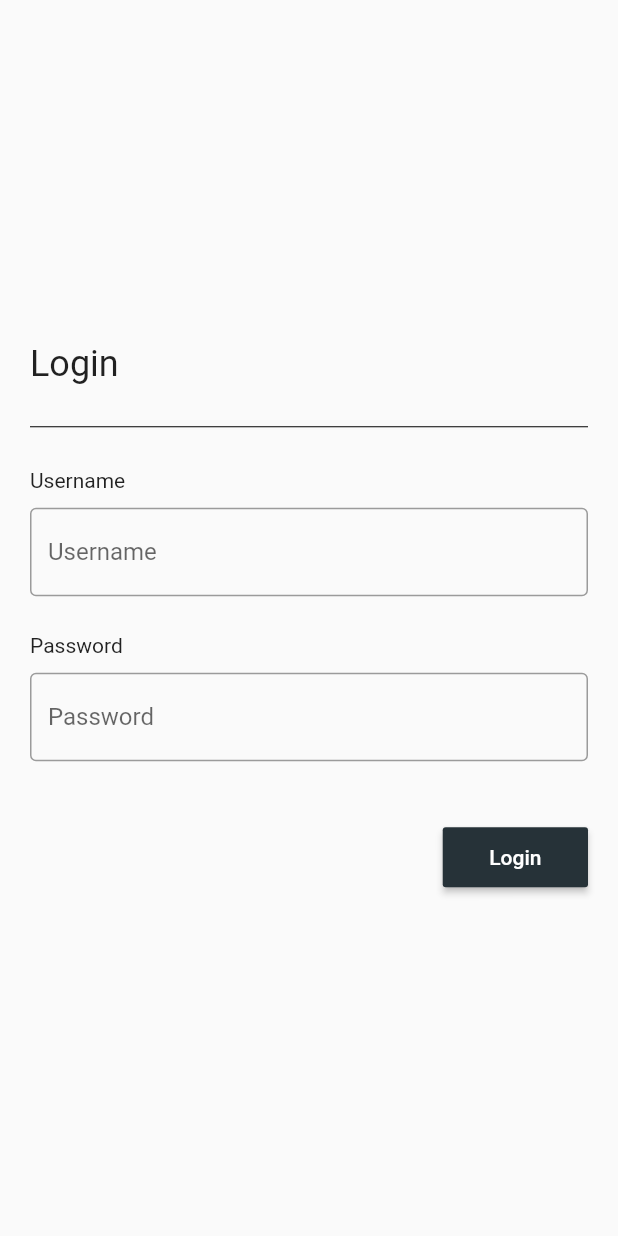
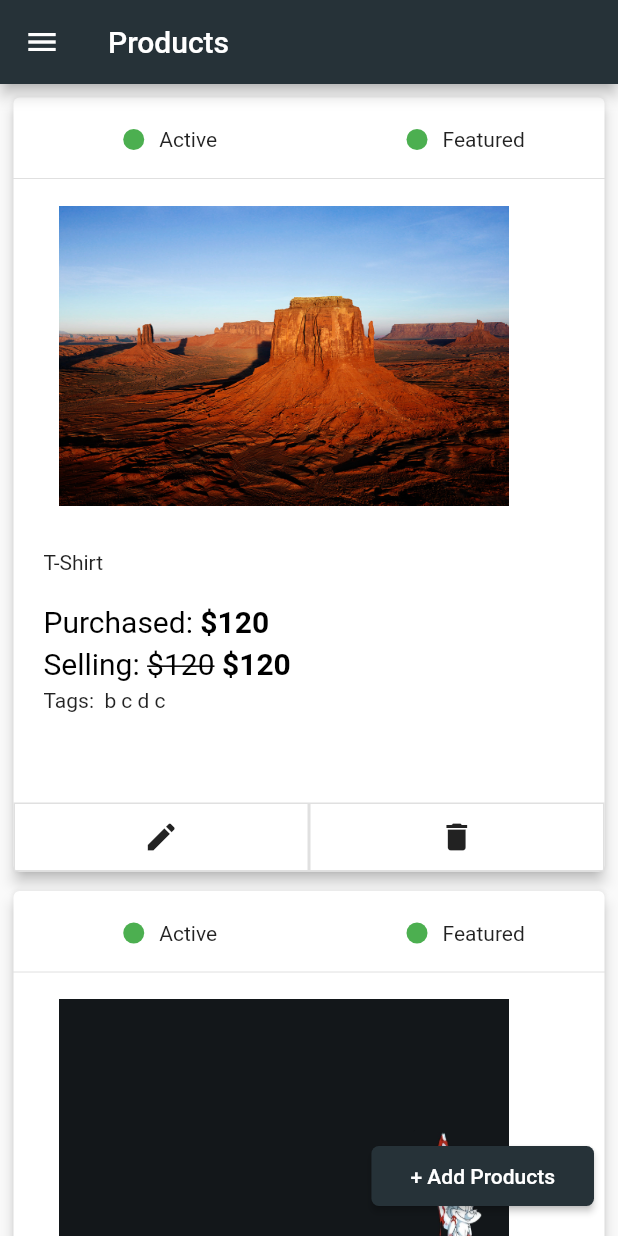
Before and after one commit to adityagautam98/mock_ecom, a Flutter app: the screen it shows after launch, on a phone screen of 412 x 824 dp. Run offline on Flutter 3.47's test engine with Material 2 defaults, Android fonts, the phone set to English and light mode, and no system bars.

Commit message:
product page done

```diff
--- a/lib/drawer.dart
+++ b/lib/drawer.dart
@@ -8,6 +8,7 @@ import 'package:mockecom/categories.dart';
 import 'package:mockecom/config.dart';
 import 'package:mockecom/dashboard.dart';
 import 'package:mockecom/notification.dart';
+import 'package:mockecom/product.dart';
 import 'package:mockecom/settings.dart';
 
 import 'RegisteredUser.dart';
@@ -147,7 +148,7 @@ class _MyDrawerState extends State<MyDrawer> {
                           Navigator.pop(context);
                           var router = new MaterialPageRoute(
                               builder: (BuildContext context) {
-                            return UI();
+                            return Product();
                           });
                           Navigator.of(context).push(router);
                         }),
--- a/lib/main.dart
+++ b/lib/main.dart
@@ -6,6 +6,7 @@ import 'package:flutter/services.dart';
 import 'package:mockecom/Orders.dart';
 import 'package:mockecom/RegisteredUser.dart';
 import 'package:mockecom/login.dart';
+import 'package:mockecom/product.dart';
 
 import 'Payment.dart';
 import 'UI.dart';
@@ -22,7 +23,7 @@ void main() {
               color: Colors.blueGrey.shade900
             )),
             debugShowCheckedModeBanner: false,
-            home: LoginPage())
+            home: Product())
 
     );
   });}
--- /dev/null
+++ b/lib/product.dart
@@ -0,0 +1,280 @@
+import 'package:flutter/material.dart';
+import 'package:mockecom/drawer.dart';
+
+class Product extends StatefulWidget {
+  @override
+  _ProductState createState() => _ProductState();
+}
+
+class _ProductState extends State<Product> {
+  List images = [
+    "images/pro1.jpg",
+    "images/pro2.jpg",
+    "images/pro3.jpg",
+    "images/pro5.png",
+    "images/pro6.jpg",
+    "images/pro3.jpg",
+
+    "images/dress.jpg",
+    "images/watch.jpg",
+    "images/dress.jpg",
+
+  ];
+  List names = [
+    "T-Shirt",
+    "Resr",
+    "Deep ",
+    "Samsung",
+    "Sad ",
+    "utkarsh",
+    "LOP",
+    "Dustbin",
+    "gemstone "
+  ];
+  List purchase = [
+    "\$120",
+    "\$3434",
+    "\$300",
+    "\$100",
+    "\$200",
+    "\$130",
+    "\$1",
+    "\$345",
+    "\$456",
+  ];
+  List sell = [
+    "\$120",
+    "\$3430",
+    "\$256",
+    "\$95",
+    "\$200",
+    "\$120",
+    "\$1",
+    "\$300",
+    "\$450",
+  ];
+  List tag = [
+    " b c d c",
+    "xzcxzcz",
+    "Men, t-s",
+    "robot",
+    "test",
+    "abab",
+    "xyxy",
+    "cogent",
+  ];
+
+  @override
+  Widget build(BuildContext context) {
+    return Scaffold(
+      appBar: AppBar(
+        title: Text("Products"),
+      ),
+      drawer: MyDrawer(),
+      floatingActionButton: Container(
+        child: RaisedButton(
+          shape: RoundedRectangleBorder(borderRadius: BorderRadius.circular(5)),
+          color: Colors.blueGrey.shade900,
+          onPressed: () {},
+          child: Container(
+            margin: EdgeInsets.fromLTRB(10, 12, 10, 12),
+            child: Text(
+              "+ Add Products",
+              style: TextStyle(color: Colors.white),
+            ),
+          ),
+        ),
+      ),
+      body: Column(
+        children: <Widget>[
+          Expanded(
+            child: ListView.builder(
+                scrollDirection: Axis.vertical,
+                itemCount: 6,
+                shrinkWrap: true,
+                itemBuilder: (_, int index) {
+                  return Padding(
+                    padding: const EdgeInsets.only(left: 5, top: 5, right: 5),
+                    child: Card(
+                      elevation: 4,
+                      child: Column(
+                        children: <Widget>[
+                          Padding(
+                              padding:
+                                  const EdgeInsets.only(top: 20, bottom: 10),
+                              child: Row(
+                                mainAxisAlignment:
+                                    MainAxisAlignment.spaceAround,
+                                children: <Widget>[
+                                  Row(
+                                    children: <Widget>[
+                                      SizedBox(
+                                        width: 20,
+                                      ),
+                                      CircleAvatar(
+                                        radius: 7,
+                                        backgroundColor: Colors.green,
+                                      ),
+                                      SizedBox(
+                                        width: 10,
+                                      ),
+                                      Text("Active")
+                                    ],
+                                  ),
+                                  Row(
+                                    children: <Widget>[
+                                      SizedBox(
+                                        width: 20,
+                                      ),
+                                      CircleAvatar(
+                                        radius: 7,
+                                        backgroundColor: Colors.green,
+                                      ),
+                                      SizedBox(
+                                        width: 10,
+                                      ),
+                                      Text("Featured")
+                                    ],
+                                  ),
+                                ],
+                              )),
+                          Divider(),
+                          Row(
+                            children: <Widget>[
+                              Padding(
+                                padding:
+                                    const EdgeInsets.fromLTRB(30, 10, 0, 10),
+                                child: Column(
+                                  mainAxisAlignment: MainAxisAlignment.start,
+                                  crossAxisAlignment: CrossAxisAlignment.start,
+                                  children: <Widget>[
+                                    Container(
+                                      child: Image.asset(
+                                        images[index],
+                                        fit: BoxFit.fill,
+                                      ),
+                                      height: 200,
+                                      width: 300,
+                                    )
+                                  ],
+                                ),
+                              ),
+                            ],
+                          ),
+                          SizedBox(
+                            height: 20,
+                          ),
+                          Container(
+                            alignment: Alignment.topLeft,
+                            margin:
+                                EdgeInsets.only(right: 40, bottom: 0, left: 20),
+                            child: Text(names[index]),
+                          ),
+                          SizedBox(
+                            height: 20,
+                          ),
+                          Container(
+                            alignment: Alignment.topLeft,
+                            margin:
+                                EdgeInsets.only(right: 40, bottom: 0, left: 20),
+                            child: RichText(
+                              text: new TextSpan(
+                                text: 'Purchased: ',
+                                style: new TextStyle(
+                                  color: Colors.black,
+                                  fontSize: 20,
+                                ),
+                                children: <TextSpan>[
+                                  new TextSpan(
+                                    text: purchase[index],
+                                    style: new TextStyle(
+                                      color: Colors.black,
+                                      fontSize: 20,
+                                      fontWeight: FontWeight.w700,
+                                    ),
+                                  ),
+                                ],
+                              ),
+                            ),
+                          ),
+                          SizedBox(
+                            height: 5,
+                          ),
+                          Container(
+                            alignment: Alignment.topLeft,
+                            margin:
+                                EdgeInsets.only(right: 40, bottom: 0, left: 20),
+                            child: RichText(
+                              text: new TextSpan(
+                                text: 'Selling: ',
+                                style: new TextStyle(
+                                  color: Colors.black,
+                                  fontSize: 20,
+                                ),
+                                children: <TextSpan>[
+                                  new TextSpan(
+                                    text: sell[index],
+                                    style: new TextStyle(
+                                      fontSize: 20,
+                                      color: Colors.black,
+                                      fontWeight: FontWeight.w400,
+                                      decoration: TextDecoration.lineThrough,
+                                    ),
+                                  ),
+                                  new TextSpan(
+                                    text: " " + sell[index],
+                                    style: new TextStyle(
+                                      color: Colors.black,
+                                      fontSize: 20,
+                                      fontWeight: FontWeight.w700,
+                                    ),
+                                  ),
+                                ],
+                              ),
+                            ),
+                          ),
+                          SizedBox(
+                            height: 5,
+                          ),
+                          Container(
+                            alignment: Alignment.topLeft,
+                            margin: EdgeInsets.only(
+                                right: 40, bottom: 50, left: 20),
+                            child: Text("Tags: " + tag[index]),
+                          ),
+                          SizedBox(
+                            height: 10,
+                          ),
+                          Row(
+                            children: <Widget>[
+                              Expanded(
+                                child: Container(
+                                  decoration: BoxDecoration(
+                                      border: Border.all(
+                                          color: Colors.grey.shade300)),
+                                  padding: EdgeInsets.fromLTRB(10, 10, 10, 10),
+                                  child: Icon(Icons.edit),
+                                ),
+                              ),
+                              Expanded(
+                                child: Container(
+                                  decoration: BoxDecoration(
+                                      border: Border.all(
+                                          color: Colors.grey.shade300)),
+                                  padding: EdgeInsets.fromLTRB(10, 10, 10, 10),
+                                  child: Icon(Icons.delete),
+                                ),
+                              ),
+                            ],
+                          )
+                        ],
+                      ),
+                    ),
+                  );
+                }),
+          )
+        ],
+      ),
+    );
+  }
+}
--- a/pubspec.yaml
+++ b/pubspec.yaml
@@ -42,7 +42,11 @@ flutter:
 
   # To add assets to your application, add an assets section, like this:
   assets:
-    - images/
+    - images/pro1.jpg
+    - images/pro2.jpg
+    - images/pro3.jpg
+    - images/pro5.png
+    - images/pro6.jpg
 
   # An image asset can refer to one or more resolution-specific "variants", see
   # https://flutter.dev/assets-and-images/#resolution-aware.
```
Also changed, not shown: images/pro1.jpg (added), images/pro2.jpg (added), images/pro3.jpg (added), images/pro5.png (added), images/pro6.jpg (added).
